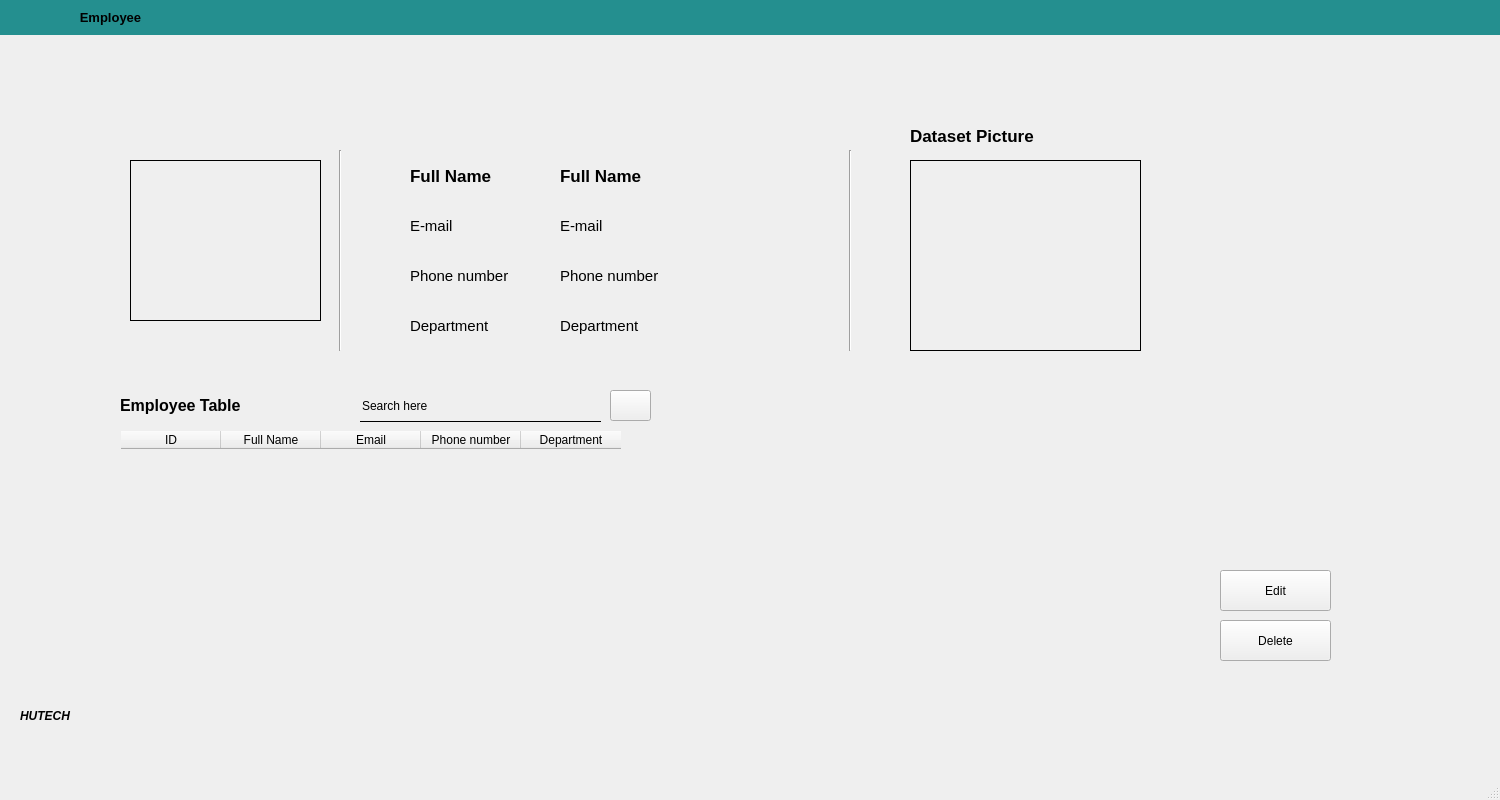
This is UI/EmployeeList.ui in TrongQuynh/Face-Recognation as Qt 5 draws it before an edit. The edited form follows.
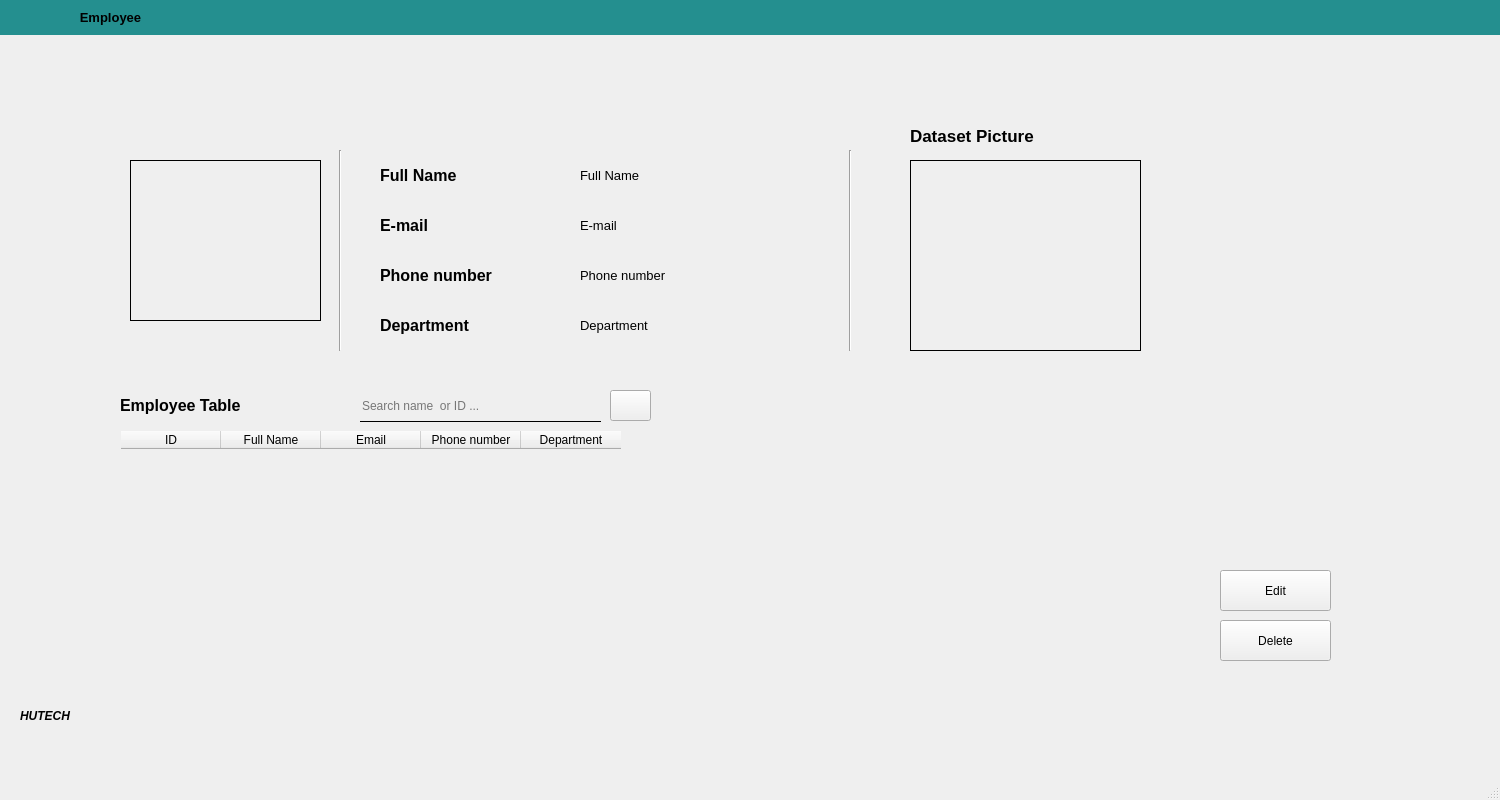
This is the edited form. Icons and pictures are not drawn.

What changed in the file:
```diff
--- a/UI/EmployeeList.ui
+++ b/UI/EmployeeList.ui
@@ -39,7 +39,7 @@
    <widget class="QLabel" name="txt_FullName">
     <property name="geometry">
      <rect>
-      <x>560</x>
+      <x>580</x>
       <y>160</y>
       <width>251</width>
       <height>31</height>
@@ -47,9 +47,10 @@
     </property>
     <property name="font">
      <font>
-      <pointsize>13</pointsize>
-      <weight>75</weight>
-      <bold>true</bold>
+      <family>Segoe UI</family>
+      <pointsize>10</pointsize>
+      <weight>50</weight>
+      <bold>false</bold>
      </font>
     </property>
     <property name="text">
@@ -59,7 +60,7 @@
    <widget class="QLabel" name="txt_Gmail">
     <property name="geometry">
      <rect>
-      <x>560</x>
+      <x>580</x>
       <y>210</y>
       <width>251</width>
       <height>31</height>
@@ -67,7 +68,8 @@
     </property>
     <property name="font">
      <font>
-      <pointsize>11</pointsize>
+      <family>Segoe UI</family>
+      <pointsize>10</pointsize>
      </font>
     </property>
     <property name="text">
@@ -77,7 +79,7 @@
    <widget class="QLabel" name="txt_Phonenumber">
     <property name="geometry">
      <rect>
-      <x>560</x>
+      <x>580</x>
       <y>260</y>
       <width>251</width>
       <height>31</height>
@@ -85,7 +87,8 @@
     </property>
     <property name="font">
      <font>
-      <pointsize>11</pointsize>
+      <family>Segoe UI</family>
+      <pointsize>10</pointsize>
      </font>
     </property>
     <property name="text">
@@ -119,7 +122,7 @@
    <widget class="QLabel" name="txt_Department">
     <property name="geometry">
      <rect>
-      <x>560</x>
+      <x>580</x>
       <y>310</y>
       <width>251</width>
       <height>31</height>
@@ -127,7 +130,8 @@
     </property>
     <property name="font">
      <font>
-      <pointsize>11</pointsize>
+      <family>Segoe UI</family>
+      <pointsize>10</pointsize>
      </font>
     </property>
     <property name="text">
@@ -220,15 +224,16 @@
    <widget class="QLabel" name="label_Fullname">
     <property name="geometry">
      <rect>
-      <x>410</x>
+      <x>380</x>
       <y>160</y>
-      <width>121</width>
+      <width>131</width>
       <height>31</height>
      </rect>
     </property>
     <property name="font">
      <font>
-      <pointsize>13</pointsize>
+      <family>Segoe UI</family>
+      <pointsize>12</pointsize>
       <weight>75</weight>
       <bold>true</bold>
      </font>
@@ -240,15 +245,18 @@
    <widget class="QLabel" name="label1">
     <property name="geometry">
      <rect>
-      <x>410</x>
+      <x>380</x>
       <y>210</y>
-      <width>61</width>
+      <width>81</width>
       <height>31</height>
      </rect>
     </property>
     <property name="font">
      <font>
-      <pointsize>11</pointsize>
+      <family>Segoe UI</family>
+      <pointsize>12</pointsize>
+      <weight>75</weight>
+      <bold>true</bold>
      </font>
     </property>
     <property name="text">
@@ -258,15 +266,18 @@
    <widget class="QLabel" name="label1_2">
     <property name="geometry">
      <rect>
-      <x>410</x>
+      <x>380</x>
       <y>260</y>
-      <width>121</width>
+      <width>191</width>
       <height>31</height>
      </rect>
     </property>
     <property name="font">
      <font>
-      <pointsize>11</pointsize>
+      <family>Segoe UI</family>
+      <pointsize>12</pointsize>
+      <weight>75</weight>
+      <bold>true</bold>
      </font>
     </property>
     <property name="text">
@@ -276,15 +287,18 @@
    <widget class="QLabel" name="label1_3">
     <property name="geometry">
      <rect>
-      <x>410</x>
+      <x>380</x>
       <y>310</y>
-      <width>121</width>
+      <width>161</width>
       <height>31</height>
      </rect>
     </property>
     <property name="font">
      <font>
-      <pointsize>11</pointsize>
+      <family>Segoe UI</family>
+      <pointsize>12</pointsize>
+      <weight>75</weight>
+      <bold>true</bold>
      </font>
     </property>
     <property name="text">
@@ -485,7 +499,10 @@
      <string notr="true">QLineEdit{background: transparent;border:None;border-bottom:1px solid;}</string>
     </property>
     <property name="text">
-     <string>Search here</string>
+     <string/>
+    </property>
+    <property name="placeholderText">
+     <string>Search name  or ID ...</string>
     </property>
    </widget>
    <widget class="QPushButton" name="btn_Search">
```
